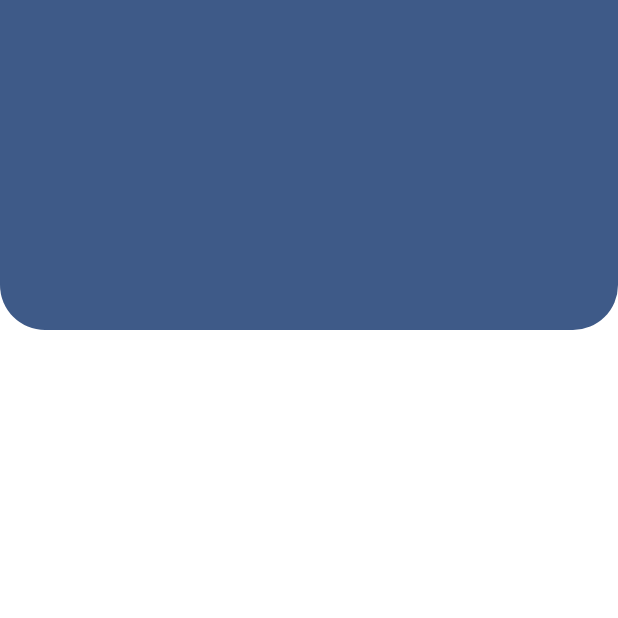
After one commit to vall101/flutter_application_inapkita, a Flutter app: the MenuDiskonPage screen opened directly, on a phone screen of 412 x 824 dp, the top half of it. The commit adds this screen. Run offline on Flutter 3.47's test engine with Material 3 defaults, Android fonts, the phone set to English and light mode, and no system bars.

```diff
--- /dev/null
+++ b/lib/screen/resepsionis/menupromo.dart
@@ -0,0 +1,27 @@
+import 'package:flutter/material.dart';
+
+class MenuDiskonPage extends StatelessWidget {
+  const MenuDiskonPage({Key? key}) : super(key: key);
+
+  @override
+  Widget build(BuildContext context) {
+    return Scaffold(
+      backgroundColor: Colors.white,
+      body: Stack(
+        children: [
+          // Latar belakang biru dengan lengkungan bawah
+          Container(
+            height: 220,
+            decoration: const BoxDecoration(
+              color: Color(0xFF3E5A88),
+              borderRadius: BorderRadius.only(
+                bottomLeft: Radius.circular(30),
+                bottomRight: Radius.circular(30),
+              ),
+            ),
+          ),
+        ],
+      ),
+    );
+  }
+}
```
Also changed, not shown: lib/screen/resepsionis/resepsionis.dart (+117 -8 lines).
